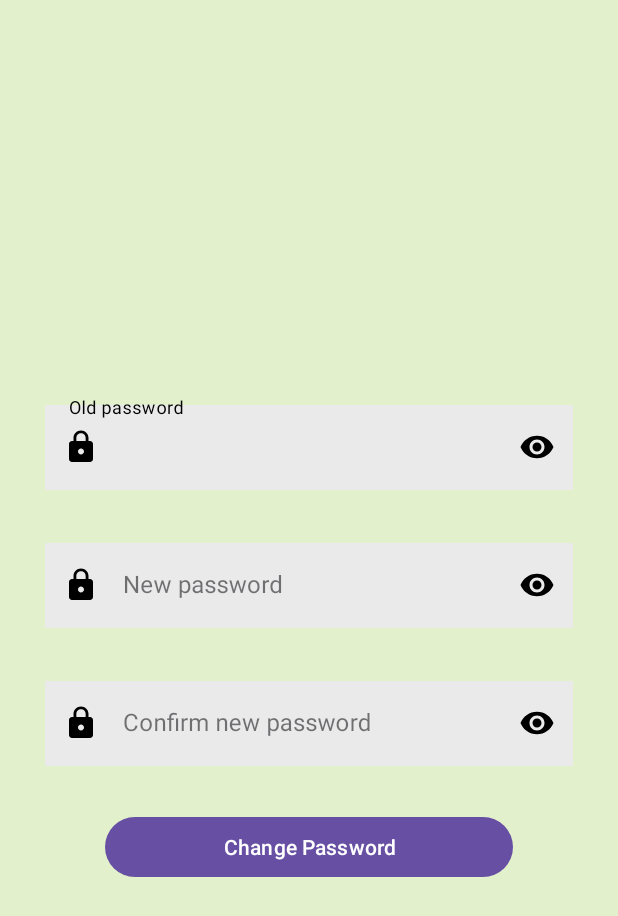
After one commit to ducduy1102/Air-Care-App, an Android app: the fragment ChangePasswordFragment shown on its own in the app's theme, on a phone screen of 412 x 824 dp. The commit adds this screen. Shown: the top 916 px of the screen. Run offline under Robolectric (Android 15) with nearby library versions, the phone set to English and light mode, and no system bars; our stand-ins replace Firebase (no records; nobody signed in at launch, a user with empty details on screens opened directly).

Commit message:
Add Change Password

```diff
--- /dev/null
+++ b/app/src/main/java/com/example/aircareapp/View/ChangePasswordFragment.java
@@ -0,0 +1,189 @@
+package com.example.aircareapp.View;
+
+import static android.content.Context.MODE_PRIVATE;
+
+import android.app.ProgressDialog;
+import android.content.SharedPreferences;
+import android.content.res.ColorStateList;
+import android.graphics.Color;
+import android.os.Bundle;
+
+import androidx.annotation.NonNull;
+import androidx.fragment.app.Fragment;
+
+import android.text.Editable;
+import android.text.TextUtils;
+import android.text.TextWatcher;
+import android.view.LayoutInflater;
+import android.view.View;
+import android.view.ViewGroup;
+import android.widget.Button;
+import android.widget.Toast;
+
+import com.example.aircareapp.R;
+import com.google.android.gms.tasks.OnCompleteListener;
+import com.google.android.gms.tasks.Task;
+import com.google.android.material.textfield.TextInputEditText;
+import com.google.android.material.textfield.TextInputLayout;
+import com.google.firebase.auth.FirebaseAuth;
+import com.google.firebase.auth.FirebaseUser;
+
+import java.util.regex.Matcher;
+import java.util.regex.Pattern;
+
+public class ChangePasswordFragment extends Fragment {
+
+    private View view;
+    private TextInputEditText oldPassword, newPassword, confirmNewPassword;
+    private TextInputLayout oldPasswordLayout, newPasswordLayout, confirmNewPasswordLayout;
+    private Button buttonChangePassword;
+    private SharedPreferences sharedPreferences;
+    private ProgressDialog progressDialog;
+
+    @Override
+    public View onCreateView(LayoutInflater inflater, ViewGroup container,
+                             Bundle savedInstanceState) {
+        view = inflater.inflate(R.layout.fragment_change_password, container, false);
+
+        initUi();
+        progressDialog = new ProgressDialog(getContext());
+
+        sharedPreferences = getActivity().getSharedPreferences("dataLogin", MODE_PRIVATE);
+//        oldPassword.setText(sharedPreferences.getString("prefPassword", ""));
+
+        buttonChangePassword.setOnClickListener(new View.OnClickListener() {
+            @Override
+            public void onClick(View v) {
+                if(!validateOldPassword()){
+
+                } else if(!validateNewPassword()) {
+
+                }else if (!validateConfirmNewPassword()){
+
+                } else {
+                    onClickChangePassword();
+                }
+            }
+        });
+
+        newPassword.addTextChangedListener(new TextWatcher() {
+            @Override
+            public void beforeTextChanged(CharSequence s, int start, int count, int after) {
+
+            }
+
+            @Override
+            public void onTextChanged(CharSequence s, int start, int before, int count) {
+                String pass = s.toString();
+                if(pass.length() > 0) {
+                    Pattern pattern = Pattern.compile("[^a-zA-Z0-9]");
+                    Matcher matcher = pattern.matcher(pass);
+                    boolean isPassContainsSpeChar = matcher.find();
+                    if(isPassContainsSpeChar){
+                        newPasswordLayout.setHelperText("Strong Password");
+                        newPasswordLayout.setHelperTextColor(ColorStateList.valueOf(Color.GREEN));
+                        newPasswordLayout.setError("");
+                    } else {
+                        newPasswordLayout.setHelperText("");
+                        newPasswordLayout.setHelperTextColor(ColorStateList.valueOf(Color.YELLOW));
+                        newPasswordLayout.setError("Weak Password. Include minimum 1 special char");
+                    }
+                } else {
+                    newPasswordLayout.setHelperTextColor(ColorStateList.valueOf(Color.RED));
+                    newPasswordLayout.setHelperText("Enter minimum 8 characters");
+                    newPasswordLayout.setError("");
+                }
+            }
+
+            @Override
+            public void afterTextChanged(Editable s) {
+
+            }
+        });
+
+        return view;
+    }
+
+
+    private void onClickChangePassword() {
+        String newPassword = confirmNewPassword.getText().toString().trim();
+
+        FirebaseUser user = FirebaseAuth.getInstance().getCurrentUser();
+        progressDialog.setTitle("Update Password");
+        progressDialog.setMessage("Please wait...");
+        progressDialog.setCanceledOnTouchOutside(false);
+        progressDialog.show();
+        user.updatePassword(newPassword)
+                .addOnCompleteListener(new OnCompleteListener<Void>() {
+                    @Override
+                    public void onComplete(@NonNull Task<Void> task) {
+                        progressDialog.dismiss();
+                        if (task.isSuccessful()) {
+                            Toast.makeText(getContext(), "User password updated.", Toast.LENGTH_SHORT).show();
+                        } else {
+                            // show dialog re-Authenticate
+                            Toast.makeText(getContext(), "User password failed.", Toast.LENGTH_SHORT).show();
+                        }
+                    }
+                });
+    }
+
+
+    public Boolean validateOldPassword(){
+        String valOldPassword = oldPassword.getText().toString().trim();
+        if(valOldPassword.isEmpty()){
+            oldPassword.setError("Password cannot be empty");
+            oldPassword.requestFocus();
+            return false;
+        } else if(!valOldPassword.equals(sharedPreferences.getString("prefPassword", ""))) {
+            Toast.makeText(getContext(), "Please enter your old password", Toast.LENGTH_SHORT).show();
+            oldPassword.setError("Old password is incorrect");
+            oldPassword.requestFocus();
+            return false;}
+        else {
+            oldPassword.setError(null);
+            return true;
+        }
+    }
+
+    public Boolean validateNewPassword(){
+        String valNewPassword = newPassword.getText().toString().trim();
+        if(valNewPassword.isEmpty()){
+            newPassword.setError("Password cannot be empty");
+            newPassword.requestFocus();
+            return false;
+        } else {
+            newPassword.setError(null);
+            return true;
+        }
+    }
+
+    private Boolean validateConfirmNewPassword(){
+        String valNewPassword = newPassword.getText().toString().trim();
+        String valConfirmNewPassword = confirmNewPassword.getText().toString().trim();
+        if(TextUtils.isEmpty(valConfirmNewPassword)) {
+            Toast.makeText(getContext(), "Confirm your password", Toast.LENGTH_SHORT).show();
+            confirmNewPassword.setError("Passsword confirmation is required");
+            confirmNewPassword.requestFocus();
+            return false;
+        }else if(!valConfirmNewPassword.equals(valNewPassword)) {
+            Toast.makeText(getContext(), "Please same same password", Toast.LENGTH_SHORT).show();
+            confirmNewPassword.setError("Passsword confirmation is incorrect");
+            confirmNewPassword.requestFocus();
+            return false;
+        } else {
+            confirmNewPassword.setError(null);
+            return true;
+        }
+    }
+
+    private void initUi() {
+        oldPassword = view.findViewById(R.id.oldPassword);
+        newPassword = view.findViewById(R.id.newPassword);
+        confirmNewPassword = view.findViewById(R.id.confirmNewPassword);
+        oldPasswordLayout = view.findViewById(R.id.oldPasswordLayout);
+        newPasswordLayout = view.findViewById(R.id.newPasswordLayout);
+        confirmNewPasswordLayout = view.findViewById(R.id.confirmNewPasswordLayout);
+        buttonChangePassword = view.findViewById(R.id.buttonChangePassword);
+    }
+}
--- /dev/null
+++ b/app/src/main/res/layout/fragment_change_password.xml
@@ -0,0 +1,102 @@
+<?xml version="1.0" encoding="utf-8"?>
+<LinearLayout xmlns:android="http://schemas.android.com/apk/res/android"
+    xmlns:tools="http://schemas.android.com/tools"
+    xmlns:app="http://schemas.android.com/apk/res-auto"
+    android:layout_width="match_parent"
+    android:layout_height="match_parent"
+    android:padding="30dp"
+    android:orientation="vertical"
+    android:gravity="center"
+    android:background="@color/colorPrimary"
+    tools:context=".View.ChangePasswordFragment">
+
+    <com.google.android.material.textfield.TextInputLayout
+        android:layout_centerInParent="true"
+        android:id="@+id/oldPasswordLayout"
+        style="@style/Widget.MaterialComponents.TextInputLayout.OutlinedBox"
+        android:layout_width="match_parent"
+        android:layout_height="wrap_content"
+        android:layout_marginTop="30dp"
+        android:hint="Old password"
+        app:hintTextColor="@color/black"
+        app:boxStrokeColor="@color/black"
+        app:boxStrokeWidth="2dp"
+        app:boxStrokeWidthFocused="2dp"
+        app:endIconMode="password_toggle"
+        app:endIconTint="@color/black"
+        app:hintAnimationEnabled="true"
+        app:startIconDrawable="@drawable/password_icon"
+        app:startIconTint="@color/black">
+
+        <com.google.android.material.textfield.TextInputEditText
+            android:id="@+id/oldPassword"
+            android:layout_width="match_parent"
+            android:layout_height="match_parent"
+            android:background="@color/light_white"
+            android:inputType="textPassword" />
+
+    </com.google.android.material.textfield.TextInputLayout>
+
+    <com.google.android.material.textfield.TextInputLayout
+        android:id="@+id/newPasswordLayout"
+        style="@style/Widget.MaterialComponents.TextInputLayout.OutlinedBox"
+        android:layout_width="match_parent"
+        android:layout_height="wrap_content"
+        android:layout_marginTop="30dp"
+        android:hint="New password"
+        app:hintTextColor="@color/black"
+        app:boxStrokeColor="@color/black"
+        app:boxStrokeWidth="2dp"
+        app:boxStrokeWidthFocused="2dp"
+        app:endIconMode="password_toggle"
+        app:endIconTint="@color/black"
+        app:hintAnimationEnabled="true"
+        app:startIconDrawable="@drawable/password_icon"
+        app:startIconTint="@color/black">
+
+        <com.google.android.material.textfield.TextInputEditText
+            android:id="@+id/newPassword"
+            android:layout_width="match_parent"
+            android:layout_height="match_parent"
+            android:background="@color/light_white"
+            android:inputType="textPassword" />
+
+    </com.google.android.material.textfield.TextInputLayout>
+
+    <com.google.android.material.textfield.TextInputLayout
+        android:id="@+id/confirmNewPasswordLayout"
+        style="@style/Widget.MaterialComponents.TextInputLayout.OutlinedBox"
+        android:layout_width="match_parent"
+        android:layout_height="wrap_content"
+        android:layout_marginTop="30dp"
+        android:hint="Confirm new password"
+        app:hintTextColor="@color/black"
+        app:boxStrokeColor="@color/black"
+        app:boxStrokeWidth="2dp"
+        app:boxStrokeWidthFocused="2dp"
+        app:endIconMode="password_toggle"
+        app:endIconTint="@color/black"
+        app:hintAnimationEnabled="true"
+        app:startIconDrawable="@drawable/password_icon"
+        app:startIconTint="@color/black">
+
+        <com.google.android.material.textfield.TextInputEditText
+            android:id="@+id/confirmNewPassword"
+            android:layout_width="match_parent"
+            android:layout_height="match_parent"
+            android:background="@color/light_white"
+            android:inputType="textPassword" />
+
+    </com.google.android.material.textfield.TextInputLayout>
+
+    <Button
+        android:id="@+id/buttonChangePassword"
+        android:layout_marginTop="30dp"
+        android:layout_marginLeft="40dp"
+        android:layout_marginRight="40dp"
+        android:layout_width="match_parent"
+        android:layout_height="wrap_content"
+        android:text="Change Password"/>
+
+
+</LinearLayout>
```
Also changed, not shown: app/src/main/java/com/example/aircareapp/View/ProfileFragment.java (+21 -89 lines), app/src/main/java/com/example/aircareapp/View/SettingFragment.java (+27 -11 lines), app/src/main/res/layout/fragment_profile.xml (+0 -30 lines), app/src/main/res/layout/fragment_setting.xml (+9 -0 lines).
